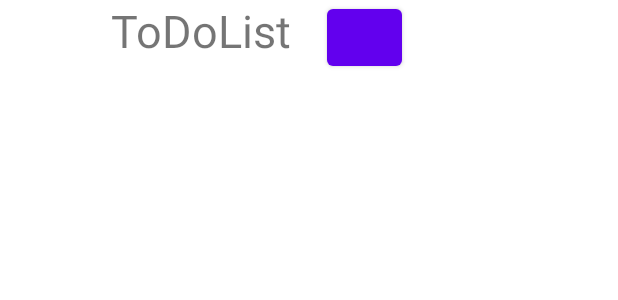
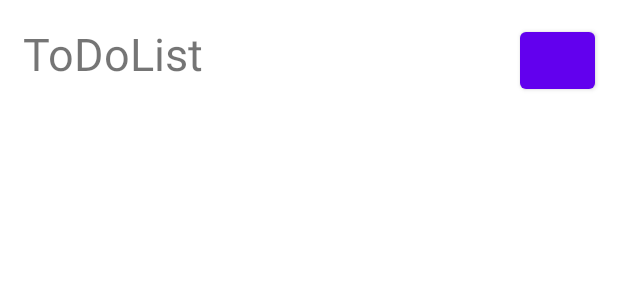
Before and after one commit to YlianF/ToDoList, an Android app: the layout activity_main.xml on its own in the app's theme, with its tools: preview values and no code run, on a phone screen of 412 x 824 dp. Shown: the top 300 px of the screen. Run offline under Robolectric (Android 15) with nearby library versions, the phone set to English and light mode, and no system bars.

Commit message:
button done

```diff
--- a/app/src/main/res/layout/activity_main.xml
+++ b/app/src/main/res/layout/activity_main.xml
@@ -10,9 +10,10 @@
         android:id="@+id/textView"
         android:layout_width="wrap_content"
         android:layout_height="wrap_content"
+        android:layout_marginStart="15dp"
+        android:layout_marginTop="15dp"
         android:text="ToDoList"
         android:textSize="30dp"
-        app:layout_constraintEnd_toEndOf="@id/addButton"
         app:layout_constraintStart_toStartOf="parent"
         app:layout_constraintTop_toTopOf="parent" />
 
@@ -20,8 +21,8 @@
         android:id="@+id/addButton"
         android:layout_width="50dp"
         android:layout_height="50dp"
-
-        app:layout_constraintStart_toStartOf="@id/textView"
+        android:layout_marginTop="15dp"
+        android:layout_marginEnd="15dp"
         app:layout_constraintEnd_toEndOf="parent"
         app:layout_constraintTop_toTopOf="parent" />
 
```
Also changed, not shown: 1 other file.
